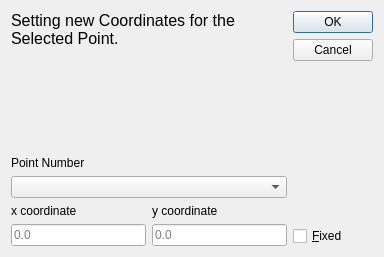
Before: the Qt Designer form core/draw/edit_point.ui in KmolYuan/Pyslvs-UI, drawn with Qt 5.
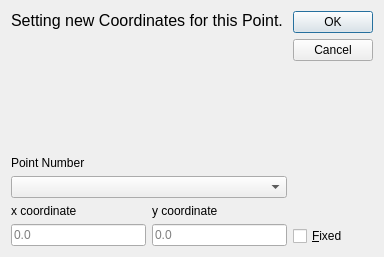
After: the same form once the commit is applied. Icons and pictures are not drawn.

```diff
--- a/core/draw/edit_point.ui
+++ b/core/draw/edit_point.ui
@@ -41,7 +41,7 @@
      <item>
       <widget class="QLabel" name="label_3">
        <property name="text">
-        <string>&lt;html&gt;&lt;head/&gt;&lt;body&gt;&lt;p&gt;&lt;span style=&quot; font-size:12pt;&quot;&gt;Setting new Coordinates for the Selected Point.&lt;/span&gt;&lt;/p&gt;&lt;/body&gt;&lt;/html&gt;</string>
+        <string>&lt;html&gt;&lt;head/&gt;&lt;body&gt;&lt;p&gt;&lt;span style=&quot; font-size:12pt;&quot;&gt;Setting new Coordinates for this Point.&lt;/span&gt;&lt;/p&gt;&lt;/body&gt;&lt;/html&gt;</string>
        </property>
        <property name="textFormat">
         <enum>Qt::RichText</enum>
```
Left out of the diff: 2 changed lines with no effect on the pictures.
